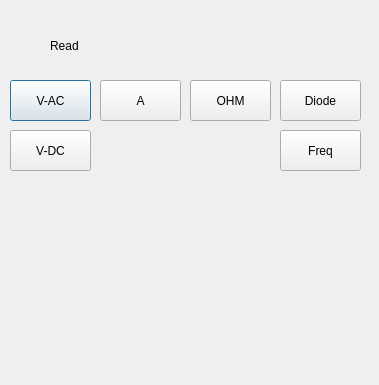
Above: miernik.ui from Sc4redd/GDM_8341_program before the change; both pictures show x 0 to 379 and y 0 to 385 of the 379 by 628 pixel window. Below: the same form after it.
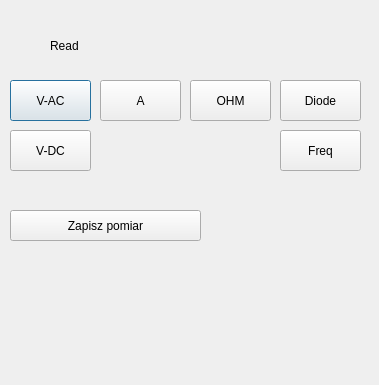
That is the form after the change.

Patch:
```diff
--- a/miernik.ui
+++ b/miernik.ui
@@ -104,6 +104,19 @@
     <string>Freq</string>
    </property>
   </widget>
+  <widget class="QPushButton" name="pushButton_ZAPISZ">
+   <property name="geometry">
+    <rect>
+     <x>10</x>
+     <y>210</y>
+     <width>191</width>
+     <height>31</height>
+    </rect>
+   </property>
+   <property name="text">
+    <string>Zapisz pomiar</string>
+   </property>
+  </widget>
  </widget>
  <resources/>
  <connections/>
```
